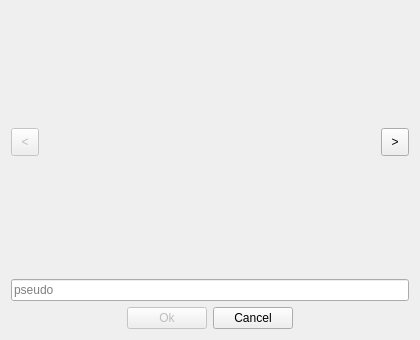
The window that client/base/interface/NewGame.ui (alphaonex86/CatchChallenger) describes before a commit, drawn with Qt 5.
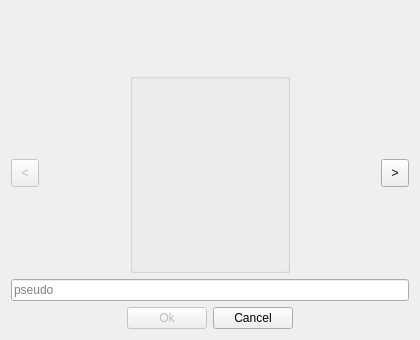
The same window after the commit. Icons and pictures are not drawn.

Commit message: [Change] Finish the monster group for the starter (client,server,shared lib)

```diff
--- a/client/base/interface/NewGame.ui
+++ b/client/base/interface/NewGame.ui
@@ -31,7 +31,7 @@
   <layout class="QVBoxLayout" name="verticalLayout">
    <item>
     <layout class="QGridLayout" name="gridLayout">
-     <item row="0" column="2">
+     <item row="0" column="3">
       <spacer name="verticalSpacer_2">
        <property name="orientation">
         <enum>Qt::Vertical</enum>
@@ -44,6 +44,64 @@
        </property>
       </spacer>
      </item>
+     <item row="1" column="6">
+      <widget class="QToolButton" name="nextSkin">
+       <property name="minimumSize">
+        <size>
+         <width>28</width>
+         <height>28</height>
+        </size>
+       </property>
+       <property name="maximumSize">
+        <size>
+         <width>28</width>
+         <height>28</height>
+        </size>
+       </property>
+       <property name="text">
+        <string notr="true">&gt;</string>
+       </property>
+      </widget>
+     </item>
+     <item row="2" column="3">
+      <spacer name="verticalSpacer">
+       <property name="orientation">
+        <enum>Qt::Vertical</enum>
+       </property>
+       <property name="sizeHint" stdset="0">
+        <size>
+         <width>157</width>
+         <height>45</height>
+        </size>
+       </property>
+      </spacer>
+     </item>
+     <item row="1" column="1">
+      <spacer name="horizontalSpacer">
+       <property name="orientation">
+        <enum>Qt::Horizontal</enum>
+       </property>
+       <property name="sizeHint" stdset="0">
+        <size>
+         <width>104</width>
+         <height>20</height>
+        </size>
+       </property>
+      </spacer>
+     </item>
+     <item row="1" column="5">
+      <spacer name="horizontalSpacer_5">
+       <property name="orientation">
+        <enum>Qt::Horizontal</enum>
+       </property>
+       <property name="sizeHint" stdset="0">
+        <size>
+         <width>104</width>
+         <height>20</height>
+        </size>
+       </property>
+      </spacer>
+     </item>
      <item row="1" column="0">
       <widget class="QToolButton" name="previousSkin">
        <property name="enabled">
@@ -66,83 +124,20 @@
        </property>
       </widget>
      </item>
-     <item row="1" column="1">
-      <spacer name="horizontalSpacer">
-       <property name="orientation">
-        <enum>Qt::Horizontal</enum>
-       </property>
-       <property name="sizeHint" stdset="0">
-        <size>
-         <width>104</width>
-         <height>20</height>
-        </size>
-       </property>
-      </spacer>
-     </item>
-     <item row="1" column="2">
-      <widget class="QLabel" name="skin">
-       <property name="minimumSize">
-        <size>
-         <width>160</width>
-         <height>160</height>
-        </size>
-       </property>
-       <property name="maximumSize">
-        <size>
-         <width>160</width>
-         <height>192</height>
-        </size>
-       </property>
-       <property name="styleSheet">
-        <string notr="true">background-image: url(:/images/empty.png);</string>
-       </property>
-      </widget>
-     </item>
      <item row="1" column="3">
-      <spacer name="horizontalSpacer_5">
-       <property name="orientation">
-        <enum>Qt::Horizontal</enum>
-       </property>
-       <property name="sizeHint" stdset="0">
-        <size>
-         <width>104</width>
-         <height>20</height>
-        </size>
-       </property>
-      </spacer>
-     </item>
-     <item row="1" column="4">
-      <widget class="QToolButton" name="nextSkin">
+      <widget class="QGroupBox" name="groupBox">
        <property name="minimumSize">
         <size>
-         <width>28</width>
-         <height>28</height>
+         <width>160</width>
+         <height>200</height>
         </size>
        </property>
-       <property name="maximumSize">
-        <size>
-         <width>28</width>
-         <height>28</height>
-        </size>
+       <property name="flat">
+        <bool>true</bool>
        </property>
-       <property name="text">
-        <string notr="true">&gt;</string>
-       </property>
+       <layout class="QHBoxLayout" name="horizontalLayout"/>
       </widget>
      </item>
-     <item row="2" column="2">
-      <spacer name="verticalSpacer">
-       <property name="orientation">
-        <enum>Qt::Vertical</enum>
-       </property>
-       <property name="sizeHint" stdset="0">
-        <size>
-         <width>20</width>
-         <height>118</height>
-        </size>
-       </property>
-      </spacer>
-     </item>
     </layout>
    </item>
    <item>
```
The commit also changes 5 other files.
